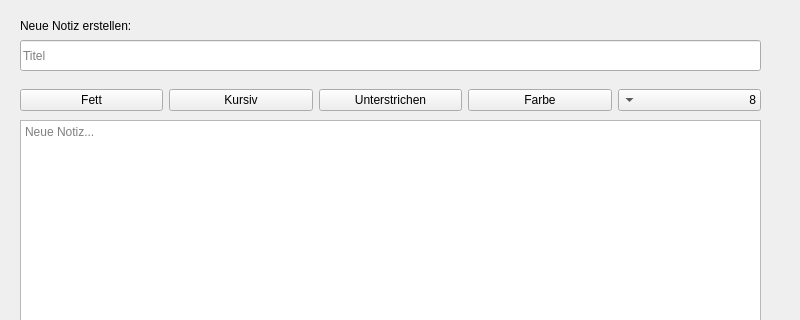
Before: the Qt Designer form newnote.ui in as070700/Noteapp, drawn with Qt 5; both pictures show x 0 to 800 and y 0 to 320 of the 800 by 600 pixel window.
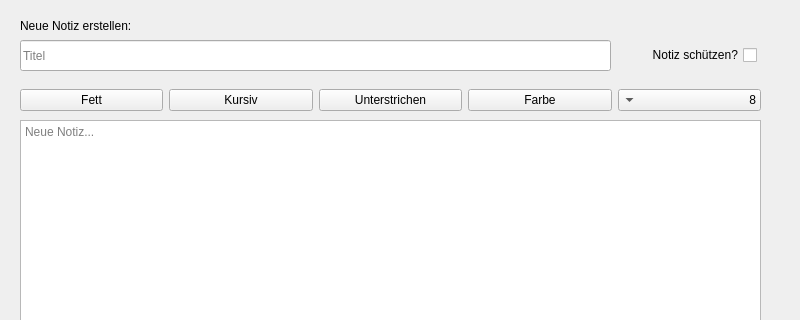
After: the same form once the commit is applied.

```diff
--- a/newnote.ui
+++ b/newnote.ui
@@ -47,7 +47,7 @@
     <rect>
      <x>20</x>
      <y>40</y>
-     <width>741</width>
+     <width>591</width>
      <height>31</height>
     </rect>
    </property>
@@ -160,6 +160,19 @@
     </item>
    </layout>
   </widget>
+  <widget class="QCheckBox" name="passwordProtectionCheckBox_newnote">
+   <property name="geometry">
+    <rect>
+     <x>586</x>
+     <y>40</y>
+     <width>171</width>
+     <height>30</height>
+    </rect>
+   </property>
+   <property name="text">
+    <string>Notiz schützen?</string>
+   </property>
+  </widget>
  </widget>
  <resources/>
  <connections>
```
